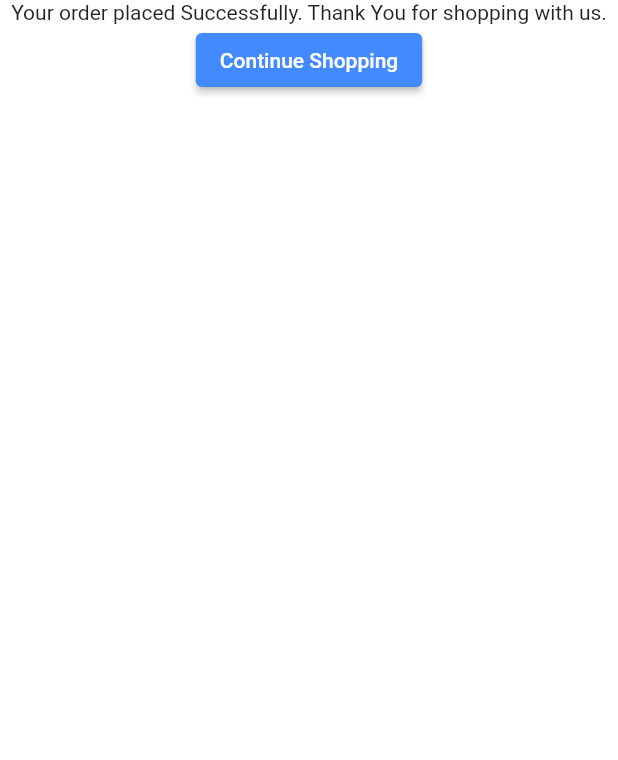
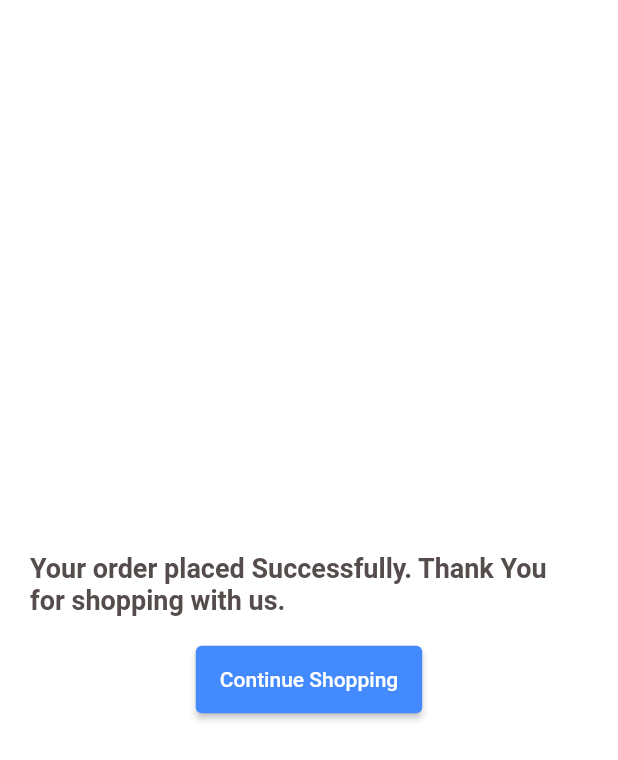
Before and after one commit to minhaz74692/quickshop_ecommerce, a Flutter app: the OrderConfirmedPage screen opened directly, on a phone screen of 412 x 824 dp. Shown: the top 760 px of the screen. Run offline on Flutter 3.47's test engine with Material 2 defaults, Android fonts, the phone set to English and light mode, and no system bars; our stand-ins replace cloud_firestore, firebase_auth, firebase_core, firebase_storage, flutter_icons, fluttertoast and 2 more; missing offline and left inert: flutter_web_browser; accounts and stored records are empty; generated files the repository leaves out were written again; network calls fail.

Commit message:
Update some code

```diff
--- a/lib/firebase_helper/auth.dart
+++ b/lib/firebase_helper/auth.dart
@@ -4,11 +4,11 @@ import 'package:provider/provider.dart';
 import 'package:quickshop_ecommerce/constants/constants.dart';
 import 'package:firebase_auth/firebase_auth.dart';
 import 'package:flutter/material.dart';
+import 'package:shared_preferences/shared_preferences.dart';
 
 // import 'package:google_sign_in/google_sign_in.dart';
 
-class FirebaseAuthHelper {
-  static FirebaseAuthHelper instance = FirebaseAuthHelper();
+class FirebaseAuthHelper extends ChangeNotifier {
   final FirebaseAuth _auth = FirebaseAuth.instance;
   Stream<User?> get getAuthChange => _auth.authStateChanges();
 
@@ -55,6 +55,8 @@ class FirebaseAuthHelper {
       showLoaderDialog(context);
       await _auth.signInWithEmailAndPassword(email: email, password: password);
       print('$email: is a subscriber');
+      notifyListeners();
+
       return true;
     } on FirebaseException catch (e) {
       print(e.code.toString());
@@ -70,6 +72,7 @@ class FirebaseAuthHelper {
       await _auth.createUserWithEmailAndPassword(
           email: email, password: password);
       print('$email: is a subscriber');
+      notifyListeners();
       return true;
     } on FirebaseException catch (e) {
       print(e.code.toString());
@@ -109,8 +112,16 @@ class FirebaseAuthHelper {
   //     // notifyListeners();
   //   }
   // }
+  Future setSignIn() async {
+    final SharedPreferences sp = await SharedPreferences.getInstance();
+    sp.setBool('signed_in', true);
+    _isSignedIn = true;
+    notifyListeners();
+  }
 
   Future signOut() async {
     await _auth.signOut();
+    _isSignedIn = false;
+    notifyListeners();
   }
 }
--- a/lib/screens/checkout.dart
+++ b/lib/screens/checkout.dart
@@ -397,6 +397,7 @@ class _CheckOutPageState extends State<CheckOutPage> {
                           backgroundColor: Colors.red,
                         ),
                         onPressed: () {
+                          productListInCart.clear();
                           nextScreen(context, OrderConfirmedPage());
                         },
                         child: Text(
--- a/lib/screens/order_confiremed.dart
+++ b/lib/screens/order_confiremed.dart
@@ -9,17 +9,31 @@ class OrderConfirmedPage extends StatelessWidget {
 
   @override
   Widget build(BuildContext context) {
-    return Scaffold(
-      body: Center(
-        child: Column(
+    return SafeArea(
+      child: Scaffold(
+        body: Column(
+          mainAxisAlignment: MainAxisAlignment.center,
+          crossAxisAlignment: CrossAxisAlignment.center,
           children: [
-            Text(
-                'Your order placed Successfully. Thank You for shopping with us.'),
-            ElevatedButton(
-              onPressed: () {
-                nextScreenCloseOthers(context, HomeTab());
-              },
-              child: Text('Continue Shopping'),
+            Padding(
+              padding: const EdgeInsets.all(20.0),
+              child: Text(
+                'Your order placed Successfully. Thank You for shopping with us.',
+                style: TextStyle(
+                  fontSize: 18,
+                  fontWeight: FontWeight.w600,
+                  color: Color.fromARGB(255, 85, 76, 76),
+                ),
+              ),
+            ),
+            SizedBox(
+              height: 45,
+              child: ElevatedButton(
+                onPressed: () {
+                  nextScreenCloseOthers(context, HomeTab());
+                },
+                child: Text('Continue Shopping'),
+              ),
             ),
           ],
         ),
--- a/pubspec.yaml
+++ b/pubspec.yaml
@@ -28,6 +28,7 @@ dependencies:
       url: https://github.com/adarsh-technocrat/flutter-icons
   url_launcher: ^6.1.11
   flutter_web_browser: ^0.17.1
+  shared_preferences: ^2.2.0
 
 dev_dependencies:
   flutter_test:
```
Also changed, not shown: lib/main.dart (+12 -7 lines), lib/screens/home_page.dart (+4 -3 lines), lib/screens/login.dart (+11 -17 lines), lib/screens/profile_page.dart (deleted, +0 -15 lines), lib/screens/signup.dart (+9 -1 lines), lib/tabs/home_tab.dart (+18 -29 lines), lib/tabs/profile_tab.dart (added, +28 -0 lines), pubspec.lock.
